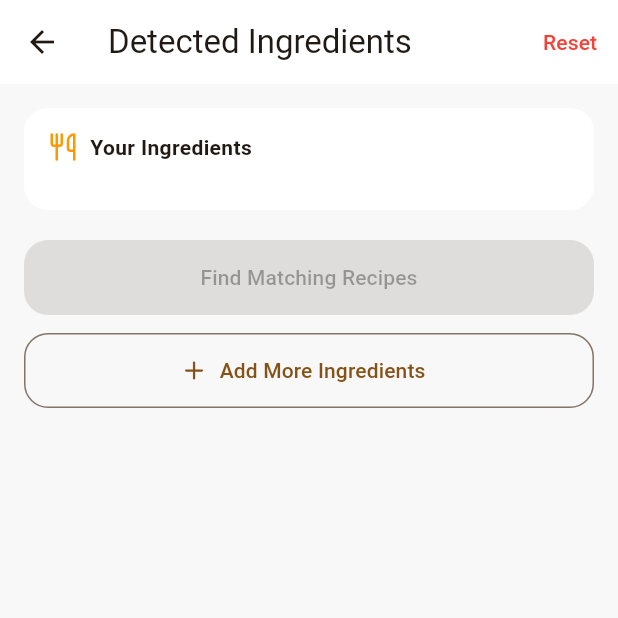
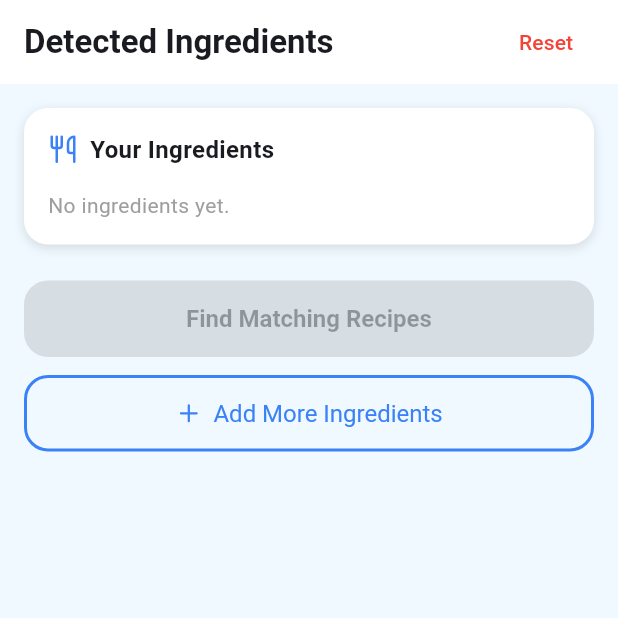
Before and after one commit to formesean/Snap-Meal, a Flutter app: the IngredientsScreen screen opened directly with empty values, on a phone screen of 412 x 824 dp, the top half of it. Run offline on Flutter 3.47's test engine with Material 3 defaults, Android fonts, the phone set to English and light mode, and no system bars; our stand-ins replace camera, lucide_icons; missing offline and left inert: tflite_flutter.

Commit message:
feat: update app branding and enhance UI with new color scheme

```diff
--- a/lib/screens/ingredient_screen.dart
+++ b/lib/screens/ingredient_screen.dart
@@ -1,6 +1,8 @@
 import 'package:flutter/material.dart';
 import 'package:lucide_icons/lucide_icons.dart';
 import 'recipe_screen.dart';
+
+const kPrimaryBlue = Color(0xFF3B82F6);
 
 class IngredientsScreen extends StatefulWidget {
   final List<String> predictions;
@@ -55,32 +57,43 @@ class _IngredientsScreenState extends State<IngredientsScreen> {
   @override
   Widget build(BuildContext context) {
     return Scaffold(
-      backgroundColor: const Color(0xFFF8F8F8),
+      backgroundColor: const Color(0xFFF0F9FF),
       appBar: AppBar(
+        automaticallyImplyLeading: false,
         backgroundColor: Colors.white,
         surfaceTintColor: Colors.transparent,
         elevation: 1,
-        leading: IconButton(
-          icon: const Icon(Icons.arrow_back),
-          onPressed: () => Navigator.pop(context),
+        title: Row(
+          mainAxisAlignment: MainAxisAlignment.spaceBetween,
+          children: [
+            const Text(
+              "Detected Ingredients",
+              style: TextStyle(fontWeight: FontWeight.bold),
+            ),
+            TextButton(
+              onPressed: reset,
+              child: const Text("Reset", style: TextStyle(color: Colors.red)),
+            ),
+          ],
         ),
-        title: const Text("Detected Ingredients"),
-        actions: [
-          TextButton(
-            onPressed: reset,
-            child: const Text("Reset", style: TextStyle(color: Colors.red)),
-          ),
-        ],
       ),
       body: Padding(
         padding: const EdgeInsets.all(16),
         child: Column(
+          crossAxisAlignment: CrossAxisAlignment.stretch,
           children: [
-            // List of ingredients
+            // 🍽 Ingredient List
             Container(
               decoration: BoxDecoration(
                 color: Colors.white,
                 borderRadius: BorderRadius.circular(16),
+                boxShadow: [
+                  BoxShadow(
+                    color: Colors.black12,
+                    blurRadius: 6,
+                    offset: Offset(0, 2),
+                  ),
+                ],
               ),
               padding: const EdgeInsets.all(16),
               child: Column(
@@ -88,19 +101,23 @@ class _IngredientsScreenState extends State<IngredientsScreen> {
                 children: [
                   const Row(
                     children: [
-                      Icon(
-                        LucideIcons.utensils,
-                        size: 20,
-                        color: Colors.orange,
-                      ),
+                      Icon(LucideIcons.utensils, size: 20, color: kPrimaryBlue),
                       SizedBox(width: 8),
                       Text(
                         "Your Ingredients",
-                        style: TextStyle(fontWeight: FontWeight.bold),
+                        style: TextStyle(
+                          fontWeight: FontWeight.bold,
+                          fontSize: 16,
+                        ),
                       ),
                     ],
                   ),
                   const SizedBox(height: 16),
+                  if (ingredients.isEmpty)
+                    const Text(
+                      "No ingredients yet.",
+                      style: TextStyle(color: Colors.grey),
+                    ),
                   ...ingredients.map(
                     (item) => Container(
                       margin: const EdgeInsets.symmetric(vertical: 4),
@@ -109,7 +126,10 @@ class _IngredientsScreenState extends State<IngredientsScreen> {
                         borderRadius: BorderRadius.circular(12),
                       ),
                       child: ListTile(
-                        title: Text(item),
+                        title: Text(
+                          item,
+                          style: const TextStyle(fontWeight: FontWeight.w500),
+                        ),
                         trailing: IconButton(
                           icon: const Icon(LucideIcons.x, color: Colors.red),
                           onPressed: () => removeIngredient(item),
@@ -120,9 +140,7 @@ class _IngredientsScreenState extends State<IngredientsScreen> {
                 ],
               ),
             ),
-
-            const SizedBox(height: 20),
-
+            const SizedBox(height: 24),
             ElevatedButton(
               onPressed: ingredients.isEmpty
                   ? null
@@ -135,23 +153,29 @@ class _IngredientsScreenState extends State<IngredientsScreen> {
                       );
                     },
               style: ElevatedButton.styleFrom(
-                backgroundColor: Colors.orange,
-                minimumSize: const Size.fromHeight(50),
+                backgroundColor: kPrimaryBlue,
+                foregroundColor: Colors.white,
+                padding: const EdgeInsets.symmetric(vertical: 16),
+                textStyle: const TextStyle(
+                  fontSize: 16,
+                  fontWeight: FontWeight.bold,
+                ),
                 shape: RoundedRectangleBorder(
                   borderRadius: BorderRadius.circular(16),
                 ),
               ),
               child: const Text("Find Matching Recipes"),
             ),
-
             const SizedBox(height: 12),
-
             OutlinedButton.icon(
               onPressed: addMore,
               icon: const Icon(LucideIcons.plus),
               label: const Text("Add More Ingredients"),
               style: OutlinedButton.styleFrom(
-                minimumSize: const Size.fromHeight(50),
+                padding: const EdgeInsets.symmetric(vertical: 16),
+                textStyle: const TextStyle(fontSize: 16),
+                side: const BorderSide(color: kPrimaryBlue, width: 2),
+                foregroundColor: kPrimaryBlue,
                 shape: RoundedRectangleBorder(
                   borderRadius: BorderRadius.circular(16),
                 ),
--- a/lib/screens/recipe_screen.dart
+++ b/lib/screens/recipe_screen.dart
@@ -1,5 +1,7 @@
 import 'package:flutter/material.dart';
 import 'package:lucide_icons/lucide_icons.dart';
+
+const kPrimaryBlue = Color(0xFF3B82F6);
 
 class RecipeScreen extends StatefulWidget {
   const RecipeScreen({super.key});
@@ -73,7 +75,7 @@ class _RecipeScreenState extends State<RecipeScreen> {
       context: context,
       isScrollControlled: true,
       showDragHandle: true,
-      backgroundColor: Colors.white,
+      backgroundColor: const Color(0xFFF0F9FF),
       shape: const RoundedRectangleBorder(
         borderRadius: BorderRadius.vertical(top: Radius.circular(24)),
       ),
@@ -118,7 +120,7 @@ class _RecipeScreenState extends State<RecipeScreen> {
                 recipe["ingredients"].length,
                 (i) => Row(
                   children: [
-                    const Icon(Icons.circle, size: 6, color: Colors.orange),
+                    const Icon(Icons.circle, size: 6, color: kPrimaryBlue),
                     const SizedBox(width: 6),
                     Text(recipe["ingredients"][i]),
                   ],
```
Also changed, not shown: lib/main.dart (+4 -3 lines), lib/screens/camera_screen.dart (+128 -19 lines), 1 other file.
